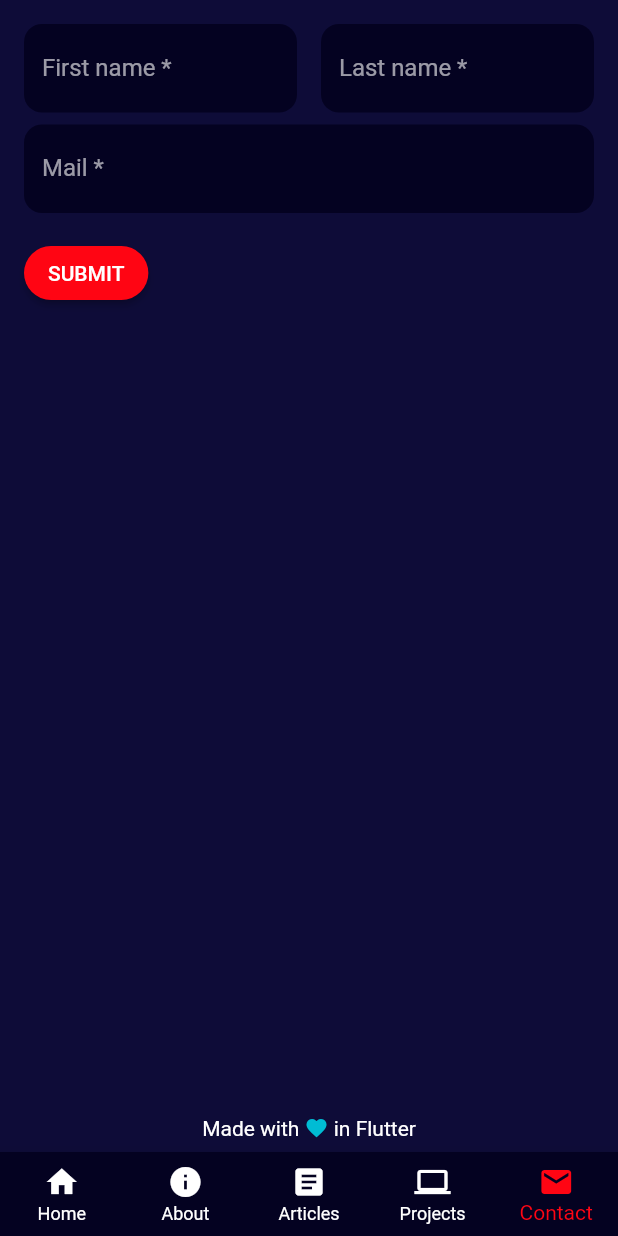
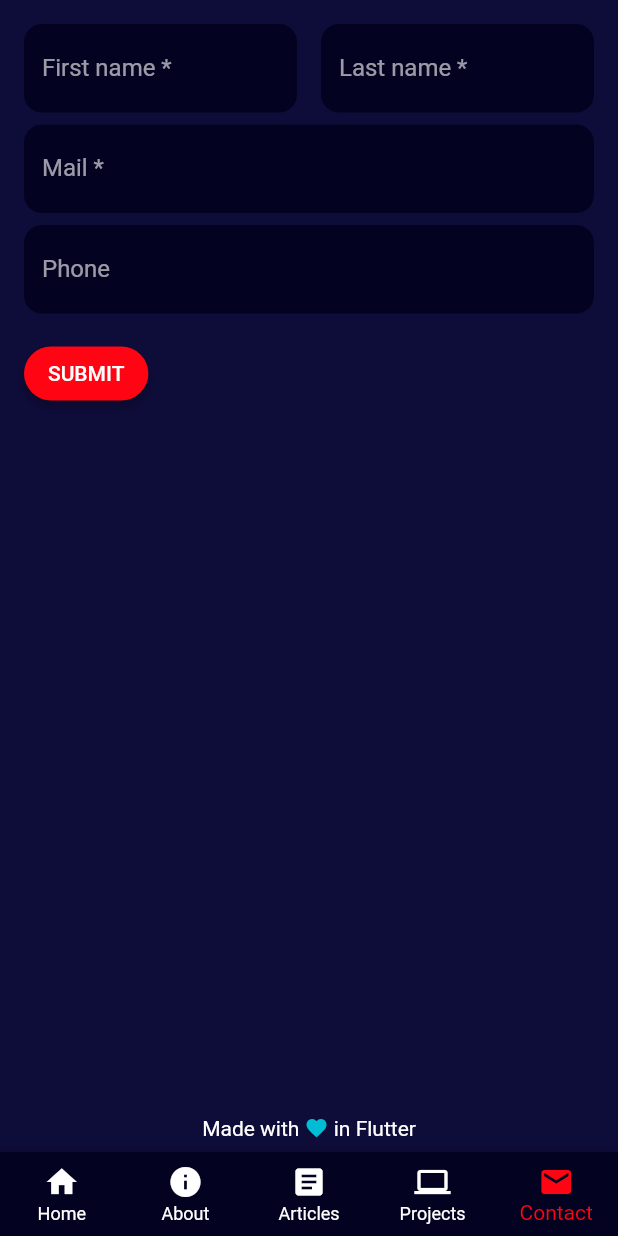
Before and after one commit to TesteurManiak/testeurmaniak.github.io, a Flutter app: the screen it shows after launch, item 5 of the bottom bar chosen, on a phone screen of 412 x 824 dp. Run offline on Flutter 3.47's test engine with Material 2 defaults, Android fonts, the phone set to English and light mode, and no system bars; our stand-ins replace go_router, rxdart.

Commit message:
added phone field

```diff
--- /dev/null
+++ b/lib/ui/contact_view/common/phone_field.dart
@@ -0,0 +1,15 @@
+import 'package:flutter/material.dart';
+
+import 'my_input_field.dart';
+
+class PhoneField extends StatelessWidget {
+  const PhoneField({Key? key}) : super(key: key);
+
+  @override
+  Widget build(BuildContext context) {
+    return const MyInputField(
+      label: 'Phone',
+      hint: '+33 0 00 00 00 00',
+    );
+  }
+}
--- a/lib/ui/contact_view/mobile/contact_mobile.dart
+++ b/lib/ui/contact_view/mobile/contact_mobile.dart
@@ -3,7 +3,8 @@ import 'package:flutter/material.dart';
 import '../common/first_name_field.dart';
 import '../common/last_name_field.dart';
 import '../common/mail_field.dart';
-import '../common/submit_btn.dart';
+import '../common/phone_field.dart';
+import '../common/submit_button.dart';
 
 class ContactMobile extends StatefulWidget {
   const ContactMobile({Key? key}) : super(key: key);
@@ -41,6 +42,8 @@ class _ContactMobileState extends State<ContactMobile> {
             ),
             const SizedBox(height: 8),
             const MailField(),
+            const SizedBox(height: 8),
+            const PhoneField(),
             const SizedBox(height: 16),
             SubmitButton(onPressed: _validateForm),
           ],
```
Also changed, not shown: lib/ui/contact_view/common/submit_button.dart (renamed from lib/ui/contact_view/common/submit_btn.dart).
